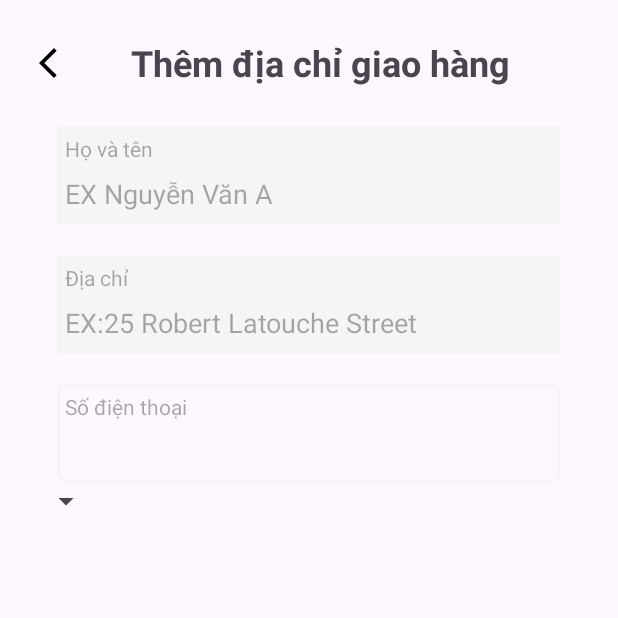
After one commit to khoihoang0511/SmarkElectronics, an Android app: the Addshippingaddress screen opened directly, with no data from a screen before it, on a phone screen of 412 x 824 dp, the top half of it. The commit adds this screen. Run offline under Robolectric (Android 15) with nearby library versions, the phone set to English and light mode, and no system bars.

Commit message:
Add shipping address

```diff
--- a/app/src/main/AndroidManifest.xml
+++ b/app/src/main/AndroidManifest.xml
@@ -13,6 +13,9 @@
         android:theme="@style/Theme.SmarkElectronics"
         tools:targetApi="31">
         <activity
+            android:name=".Addshippingaddress"
+            android:exported="false" />
+        <activity
             android:name=".MainActivity"
             android:exported="true">
             <intent-filter>
--- /dev/null
+++ b/app/src/main/java/com/example/smarkelectronics/Addshippingaddress.java
@@ -0,0 +1,14 @@
+package com.example.smarkelectronics;
+
+import androidx.appcompat.app.AppCompatActivity;
+
+import android.os.Bundle;
+
+public class Addshippingaddress extends AppCompatActivity {
+
+    @Override
+    protected void onCreate(Bundle savedInstanceState) {
+        super.onCreate(savedInstanceState);
+        setContentView(R.layout.activity_addshippingaddress);
+    }
+}
--- /dev/null
+++ b/app/src/main/res/drawable/baseline_arrow_back_ios_new_24.xml
@@ -0,0 +1,5 @@
+<vector android:height="24dp" android:tint="#000000"
+    android:viewportHeight="24" android:viewportWidth="24"
+    android:width="24dp" xmlns:android="http://schemas.android.com/apk/res/android">
+    <path android:fillColor="@android:color/white" android:pathData="M17.77,3.77l-1.77,-1.77l-10,10l10,10l1.77,-1.77l-8.23,-8.23z"/>
+</vector>
--- /dev/null
+++ b/app/src/main/res/drawable/vien.xml
@@ -0,0 +1,5 @@
+<?xml version="1.0" encoding="utf-8"?>
+<shape xmlns:android="http://schemas.android.com/apk/res/android">
+   <stroke android:color="#f5f5f5" android:width="2dp"/>
+   <corners android:radius="5dp"/>
+</shape>
--- /dev/null
+++ b/app/src/main/res/layout/activity_addshippingaddress.xml
@@ -0,0 +1,92 @@
+<?xml version="1.0" encoding="utf-8"?>
+<LinearLayout xmlns:android="http://schemas.android.com/apk/res/android"
+    xmlns:app="http://schemas.android.com/apk/res-auto"
+    xmlns:tools="http://schemas.android.com/tools"
+    android:layout_width="match_parent"
+    android:layout_height="match_parent"
+    android:orientation="vertical"
+    android:padding="20dp"
+    tools:context=".Addshippingaddress">
+
+    <LinearLayout
+        android:layout_width="match_parent"
+        android:layout_height="44dp"
+        android:orientation="horizontal"
+        android:gravity="center">
+        <ImageView
+            android:layout_width="wrap_content"
+            android:layout_height="wrap_content"
+            android:src="@drawable/baseline_arrow_back_ios_new_24"
+            android:layout_gravity="center"/>
+        <TextView
+            android:layout_width="match_parent"
+            android:layout_height="wrap_content"
+            android:text="Thêm địa chỉ giao hàng"
+            android:textSize="24dp"
+            android:textStyle="bold"
+            android:paddingLeft="43dp"/>
+    </LinearLayout>
+
+    <LinearLayout
+        android:layout_width="335dp"
+        android:layout_height="66dp"
+        android:orientation="vertical"
+        android:layout_marginTop="20dp"
+        android:layout_gravity="center"
+        android:background="#f5f5f5"
+        android:padding="5dp">
+        <TextView
+            android:layout_width="wrap_content"
+            android:layout_height="wrap_content"
+            android:hint="Họ và tên"/>
+        <EditText
+            android:layout_marginTop="5dp"
+            android:layout_width="match_parent"
+            android:layout_height="match_parent"
+            android:hint="EX Nguyễn Văn A"
+            android:background="@null"/>
+    </LinearLayout>
+
+    <LinearLayout
+        android:layout_width="335dp"
+        android:layout_height="66dp"
+        android:orientation="vertical"
+        android:layout_marginTop="20dp"
+        android:layout_gravity="center"
+        android:background="#f5f5f5"
+        android:padding="5dp">
+        <TextView
+            android:layout_width="wrap_content"
+            android:layout_height="wrap_content"
+            android:hint="Địa chỉ"/>
+        <EditText
+            android:layout_marginTop="5dp"
+            android:layout_width="match_parent"
+            android:layout_height="match_parent"
+            android:hint="EX:25 Robert Latouche Street"
+            android:background="@null"/>
+    </LinearLayout>
+    <LinearLayout
+        android:layout_width="335dp"
+        android:layout_height="66dp"
+        android:orientation="vertical"
+        android:layout_marginTop="20dp"
+        android:layout_gravity="center"
+        android:background="@drawable/vien"
+        android:padding="5dp">
+        <TextView
+            android:layout_width="wrap_content"
+            android:layout_height="wrap_content"
+            android:hint="Số điện thoại"/>
+        <EditText
+            android:layout_marginTop="5dp"
+            android:layout_width="match_parent"
+            android:layout_height="match_parent"
+            android:background="@null"/>
+    </LinearLayout>
+    <Spinner
+        android:id="@+id/spinner"
+        android:layout_width="wrap_content"
+        android:layout_height="wrap_content" />
+
+</LinearLayout>
--- a/app/src/main/res/layout/activity_main.xml
+++ b/app/src/main/res/layout/activity_main.xml
@@ -1,18 +1,14 @@
 <?xml version="1.0" encoding="utf-8"?>
-<androidx.constraintlayout.widget.ConstraintLayout xmlns:android="http://schemas.android.com/apk/res/android"
+<LinearLayout xmlns:android="http://schemas.android.com/apk/res/android"
     xmlns:app="http://schemas.android.com/apk/res-auto"
     xmlns:tools="http://schemas.android.com/tools"
     android:layout_width="match_parent"
     android:layout_height="match_parent"
+    android:orientation="vertical"
+    android:padding="10dp"
     tools:context=".MainActivity">
 
-    <TextView
-        android:layout_width="wrap_content"
-        android:layout_height="wrap_content"
-        android:text="Hello World!"
-        app:layout_constraintBottom_toBottomOf="parent"
-        app:layout_constraintEnd_toEndOf="parent"
-        app:layout_constraintStart_toStartOf="parent"
-        app:layout_constraintTop_toTopOf="parent" />
 
-</androidx.constraintlayout.widget.ConstraintLayout>
+
+
+</LinearLayout>
```
